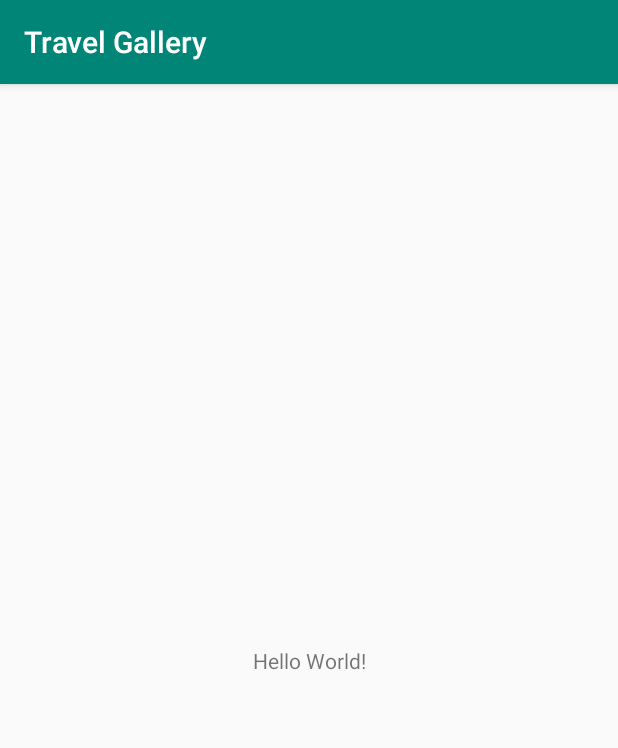
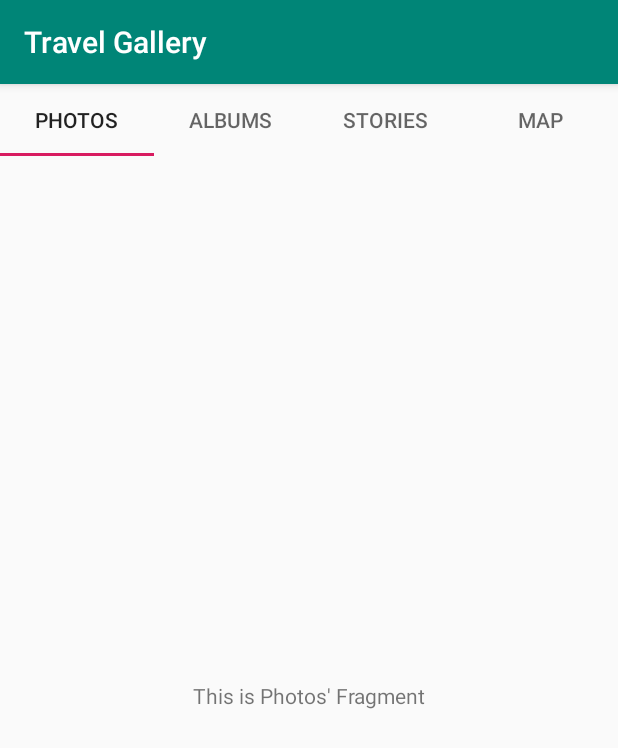
Before and after one commit to anhanh11001/Travel-Gallery, an Android app: the screen it shows after launch (MainActivity), on a phone screen of 412 x 824 dp. Shown: the top 748 px of the screen. Run offline under Robolectric (Android 15) with nearby library versions, the phone set to English and light mode, and no system bars.

Commit message:
Set up 4 fragments with ViewPager and TabLayout (Still need some UI changes)

```diff
--- a/app/build.gradle
+++ b/app/build.gradle
@@ -23,11 +23,13 @@ android {
 }
 
 dependencies {
-    implementation fileTree(dir: 'libs', include: ['*.jar'])
-    implementation"org.jetbrains.kotlin:kotlin-stdlib-jdk7:$kotlin_version"
+    implementation fileTree(include: ['*.jar'], dir: 'libs')
+    implementation "org.jetbrains.kotlin:kotlin-stdlib-jdk7:$kotlin_version"
     implementation 'com.android.support:appcompat-v7:28.0.0'
     implementation 'com.android.support.constraint:constraint-layout:1.1.3'
     testImplementation 'junit:junit:4.12'
     androidTestImplementation 'com.android.support.test:runner:1.0.2'
     androidTestImplementation 'com.android.support.test.espresso:espresso-core:3.0.2'
+    implementation 'com.android.support:support-annotations:28.0.0'
+    implementation 'com.android.support:design:28.0.0'
 }
--- a/app/src/main/AndroidManifest.xml
+++ b/app/src/main/AndroidManifest.xml
@@ -9,7 +9,7 @@
             android:roundIcon="@mipmap/ic_launcher_round"
             android:supportsRtl="true"
             android:theme="@style/AppTheme">
-        <activity android:name=".MainActivity">
+        <activity android:name=".Activities.MainActivity">
             <intent-filter>
                 <action android:name="android.intent.action.MAIN"/>
 
--- /dev/null
+++ b/app/src/main/java/tech/ducletran/travelgallery/Activities/AlbumsActivity.java
@@ -0,0 +1,4 @@
+package tech.ducletran.travelgallery.Activities;
+
+public class AlbumsActivity {
+}
--- /dev/null
+++ b/app/src/main/java/tech/ducletran/travelgallery/Activities/MainActivity.java
@@ -0,0 +1,27 @@
+package tech.ducletran.travelgallery.Activities;
+
+import android.os.Bundle;
+import android.support.annotation.Nullable;
+import android.support.design.widget.TabLayout;
+import android.support.v4.view.ViewPager;
+import android.support.v7.app.AppCompatActivity;
+import tech.ducletran.travelgallery.CategoryStatePageAdapter;
+import tech.ducletran.travelgallery.R;
+
+public class MainActivity extends AppCompatActivity {
+    @Override
+    protected void onCreate(@Nullable Bundle savedInstanceState) {
+        super.onCreate(savedInstanceState);
+        setContentView(R.layout.activity_main);
+
+        ViewPager viewPager = findViewById(R.id.view_pager);
+        CategoryStatePageAdapter adapter = new CategoryStatePageAdapter(getSupportFragmentManager(),this);
+
+        viewPager.setAdapter(adapter);
+        viewPager.setOffscreenPageLimit(1);
+
+        TabLayout tabLayout = findViewById(R.id.tab_layout);
+        tabLayout.setupWithViewPager(viewPager);
+
+    }
+}
--- /dev/null
+++ b/app/src/main/java/tech/ducletran/travelgallery/Activities/MapActivity.java
@@ -0,0 +1,4 @@
+package tech.ducletran.travelgallery.Activities;
+
+public class MapActivity {
+}
--- /dev/null
+++ b/app/src/main/java/tech/ducletran/travelgallery/Activities/PhotosActivity.java
@@ -0,0 +1,4 @@
+package tech.ducletran.travelgallery.Activities;
+
+public class PhotosActivity {
+}
--- /dev/null
+++ b/app/src/main/java/tech/ducletran/travelgallery/Activities/StoriesActivity.java
@@ -0,0 +1,4 @@
+package tech.ducletran.travelgallery.Activities;
+
+public class StoriesActivity {
+}
--- /dev/null
+++ b/app/src/main/java/tech/ducletran/travelgallery/CategoryStatePageAdapter.java
@@ -0,0 +1,57 @@
+package tech.ducletran.travelgallery;
+
+import android.content.Context;
+import android.provider.Settings;
+import android.support.annotation.Nullable;
+import android.support.v4.app.Fragment;
+import android.support.v4.app.FragmentManager;
+import android.support.v4.app.FragmentPagerAdapter;
+import tech.ducletran.travelgallery.Fragment.AlbumsFragment;
+import tech.ducletran.travelgallery.Fragment.MapFragment;
+import tech.ducletran.travelgallery.Fragment.PhotosFragment;
+import tech.ducletran.travelgallery.Fragment.StoriesFracment;
+
+public class CategoryStatePageAdapter extends FragmentPagerAdapter {
+    private Context context;
+    public CategoryStatePageAdapter(FragmentManager fm, Context context) {
+        super(fm);
+        this.context = context;
+    }
+    @Override
+    public Fragment getItem(int i) {
+        switch (i) {
+            case 0:
+                return new PhotosFragment();
+            case 1:
+                return new AlbumsFragment();
+            case 2:
+                return new StoriesFracment();
+            case 3:
+                return new MapFragment();
+            default:
+                return null;
+        }
+    }
+
+    @Override
+    public int getCount() {
+        return 4;
+    }
+
+    @Nullable
+    @Override
+    public CharSequence getPageTitle(int position) {
+        switch (position) {
+            case 0:
+                return context.getResources().getString(R.string.photos_fragment_title);
+            case 1:
+                return context.getResources().getString(R.string.albums_fragment_title);
+            case 2:
+                return context.getResources().getString(R.string.stories_fragment_title);
+            case 3:
+                return context.getResources().getString(R.string.map_fragment_title);
+            default:
+                return null;
+        }
+    }
+}
--- /dev/null
+++ b/app/src/main/java/tech/ducletran/travelgallery/Fragment/AlbumsFragment.java
@@ -0,0 +1,20 @@
+package tech.ducletran.travelgallery.Fragment;
+
+import android.os.Bundle;
+import android.support.annotation.NonNull;
+import android.support.annotation.Nullable;
+import android.support.v4.app.Fragment;
+import android.view.LayoutInflater;
+import android.view.View;
+import android.view.ViewGroup;
+import tech.ducletran.travelgallery.R;
+
+public class AlbumsFragment extends Fragment {
+    @Nullable
+    @Override
+    public View onCreateView(@NonNull LayoutInflater inflater, @Nullable ViewGroup container, @Nullable Bundle savedInstanceState) {
+        View view = inflater.inflate(R.layout.fragment_albums_view,container,false);
+
+        return view;
+    }
+}
--- /dev/null
+++ b/app/src/main/java/tech/ducletran/travelgallery/Fragment/PhotosFragment.java
@@ -0,0 +1,19 @@
+package tech.ducletran.travelgallery.Fragment;
+
+import android.os.Bundle;
+import android.support.annotation.NonNull;
+import android.support.annotation.Nullable;
+import android.support.v4.app.Fragment;
+import android.view.LayoutInflater;
+import android.view.View;
+import android.view.ViewGroup;
+import tech.ducletran.travelgallery.R;
+
+public class PhotosFragment extends Fragment {
+    @Nullable
+    @Override
+    public View onCreateView(@NonNull LayoutInflater inflater, @Nullable ViewGroup container, @Nullable Bundle savedInstanceState) {
+        View view = inflater.inflate(R.layout.fragment_photos_view,container,false);
+        return view;
+    }
+}
--- a/app/src/main/java/tech/ducletran/travelgallery/MainActivity.kt
+++ /dev/null
@@ -1,12 +0,0 @@
-package tech.ducletran.travelgallery
-
-import android.support.v7.app.AppCompatActivity
-import android.os.Bundle
-
-class MainActivity : AppCompatActivity() {
-
-    override fun onCreate(savedInstanceState: Bundle?) {
-        super.onCreate(savedInstanceState)
-        setContentView(R.layout.activity_main)
-    }
-}
--- a/app/src/main/res/layout/activity_main.xml
+++ b/app/src/main/res/layout/activity_main.xml
@@ -1,19 +1,26 @@
 <?xml version="1.0" encoding="utf-8"?>
-<android.support.constraint.ConstraintLayout
+<LinearLayout
         xmlns:android="http://schemas.android.com/apk/res/android"
         xmlns:tools="http://schemas.android.com/tools"
-        xmlns:app="http://schemas.android.com/apk/res-auto"
         android:layout_width="match_parent"
         android:layout_height="match_parent"
-        tools:context=".MainActivity">
+        android:orientation="vertical"
+        xmlns:app="http://schemas.android.com/apk/res-auto"
+        tools:context=".Activities.MainActivity">
 
-    <TextView
-            android:layout_width="wrap_content"
+    <android.support.design.widget.TabLayout
+            android:id="@+id/tab_layout"
+            android:layout_width="match_parent"
             android:layout_height="wrap_content"
-            android:text="Hello World!"
-            app:layout_constraintBottom_toBottomOf="parent"
-            app:layout_constraintLeft_toLeftOf="parent"
-            app:layout_constraintRight_toRightOf="parent"
-            app:layout_constraintTop_toTopOf="parent"/>
+            app:tabMode="fixed"
+    />
 
-</android.support.constraint.ConstraintLayout>
+    <android.support.v4.view.ViewPager
+            android:id="@+id/view_pager"
+            android:layout_width="match_parent"
+            android:layout_height="match_parent"/>
+
+
+
+
+</LinearLayout>
--- /dev/null
+++ b/app/src/main/res/layout/fragment_photos_view.xml
@@ -0,0 +1,14 @@
+<?xml version="1.0" encoding="utf-8"?>
+<LinearLayout
+        xmlns:android="http://schemas.android.com/apk/res/android"
+        android:layout_width="match_parent"
+        android:layout_height="match_parent">
+
+    <TextView
+            android:gravity="center"
+            android:layout_gravity="center"
+            android:layout_width="match_parent"
+            android:layout_height="wrap_content"
+            android:text="This is Photos' Fragment"/>
+
+</LinearLayout>
--- a/app/src/main/res/values/strings.xml
+++ b/app/src/main/res/values/strings.xml
@@ -1,3 +1,9 @@
 <resources>
     <string name="app_name">Travel Gallery</string>
+
+    <!--Names for 4 sections in the app-->
+    <string name="photos_fragment_title">Photos</string>
+    <string name="albums_fragment_title">Albums</string>
+    <string name="stories_fragment_title">Stories</string>
+    <string name="map_fragment_title">Map</string>
 </resources>
```
Also changed, not shown: app/src/main/java/tech/ducletran/travelgallery/Fragment/MapFragment.java (added, +19 -0 lines), app/src/main/java/tech/ducletran/travelgallery/Fragment/StoriesFracment.java (added, +19 -0 lines), app/src/main/res/layout/fragment_albums_view.xml (added, +14 -0 lines), app/src/main/res/layout/fragment_map_view.xml (added, +14 -0 lines), app/src/main/res/layout/fragment_stories_view.xml (added, +14 -0 lines).
